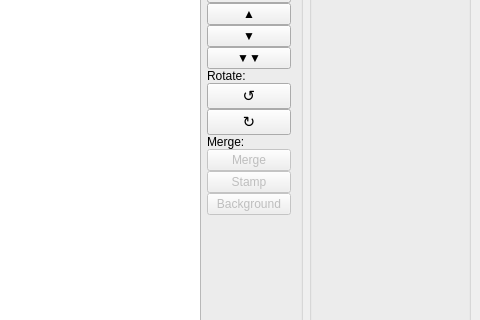
Above: wndmain.ui from ronanpaixao/PyPDFTK before the change; both pictures show x 475 to 955 and y 194 to 514 of the 955 by 631 pixel window. Below: the same form after it.
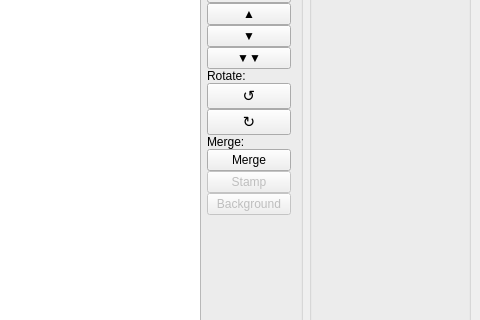
That is the form after the change. Custom widgets are drawn as their Qt base class.

Commit message: Implement page merge button

```diff
--- a/wndmain.ui
+++ b/wndmain.ui
@@ -387,9 +387,6 @@
          </item>
          <item>
           <widget class="QPushButton" name="btnPageMerge">
-           <property name="enabled">
-            <bool>false</bool>
-           </property>
            <property name="text">
             <string>Merge</string>
            </property>
```
The commit also changes 1 other file.
